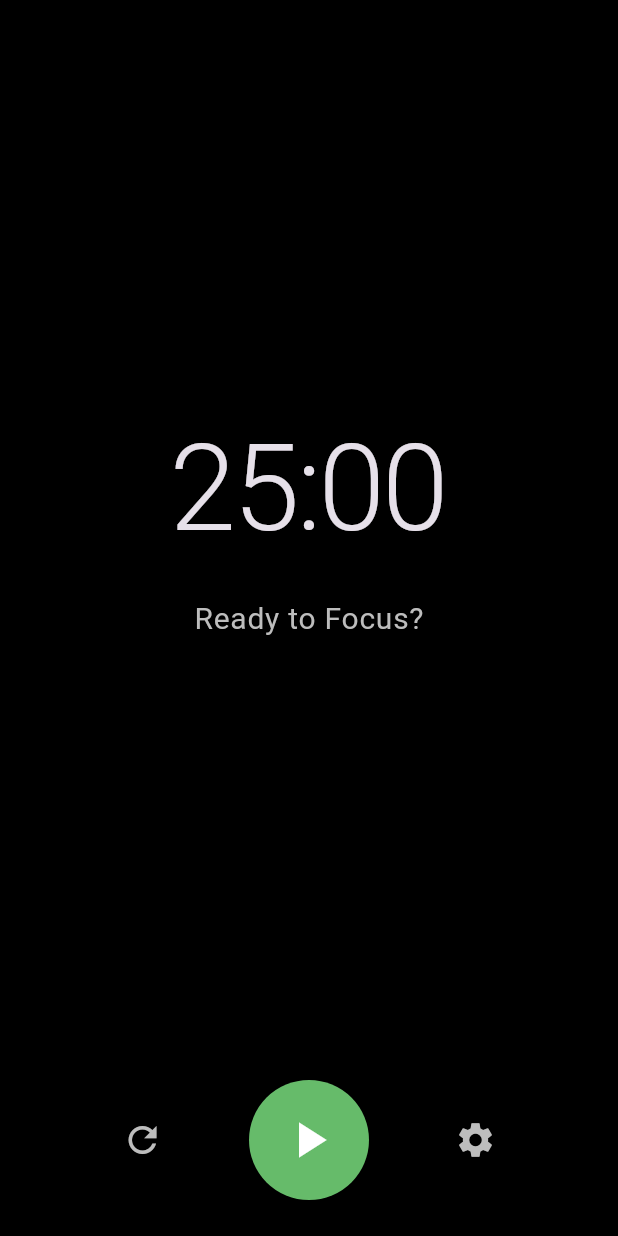
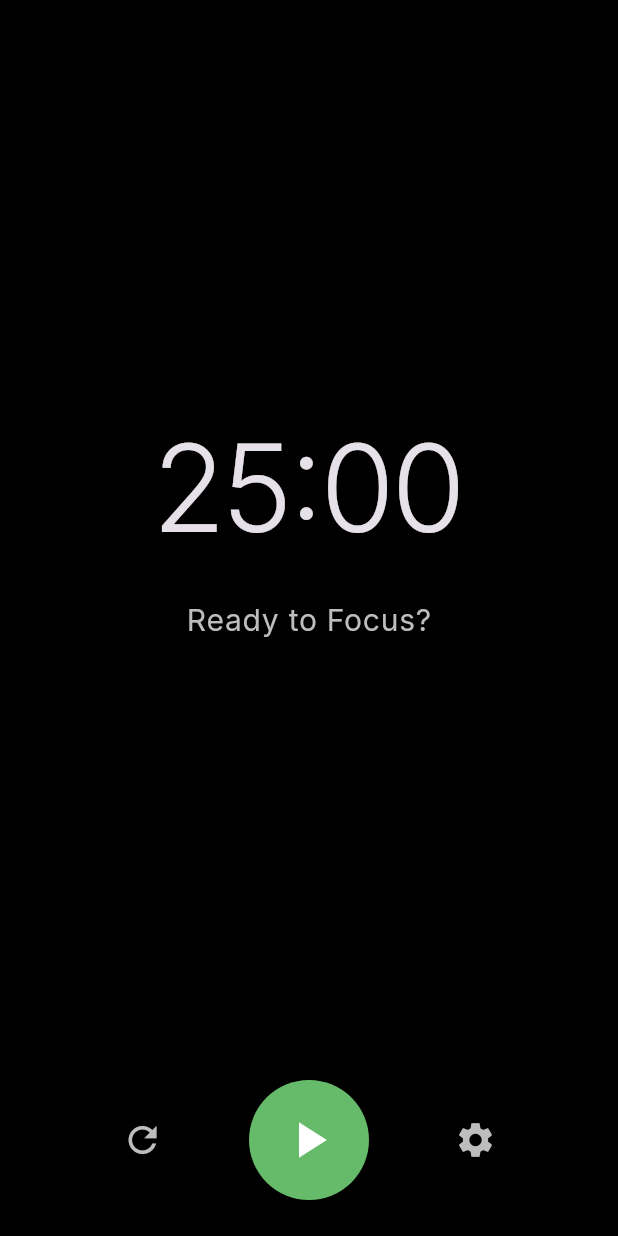
Before and after one commit to Rajdeep-Das/focal.app, a Flutter app: the screen it shows after launch, on a phone screen of 412 x 824 dp. Run offline on Flutter 3.47's test engine with Material 3 defaults, Android fonts, the light colour scheme and no system bars; our stand-ins replace google_fonts, shared_preferences.

Commit message:
Added Theme Config

```diff
--- a/lib/main.dart
+++ b/lib/main.dart
@@ -3,6 +3,7 @@ import 'package:provider/provider.dart';
 import 'providers/timer_provider.dart';
 import 'providers/settings_provider.dart';
 import 'screens/home_screen.dart';
+import 'config/theme.dart';
 
 void main() async {
   WidgetsFlutterBinding.ensureInitialized();
@@ -32,10 +33,11 @@ class FocalApp extends StatelessWidget {
   Widget build(BuildContext context) {
     return MaterialApp(
       title: 'Focal',
-      theme: ThemeData.dark().copyWith(
-        primaryColor: Colors.indigo,
-        scaffoldBackgroundColor: Colors.black,
-      ),
+      // theme: ThemeData.dark().copyWith(
+      //   primaryColor: Colors.indigo,
+      //   scaffoldBackgroundColor: Colors.black,
+      // ),
+      theme: AppTheme.darkTheme,
       home: const HomeScreen(),
     );
   }
```
Also changed, not shown: lib/config/theme.dart (+16 -0 lines).
